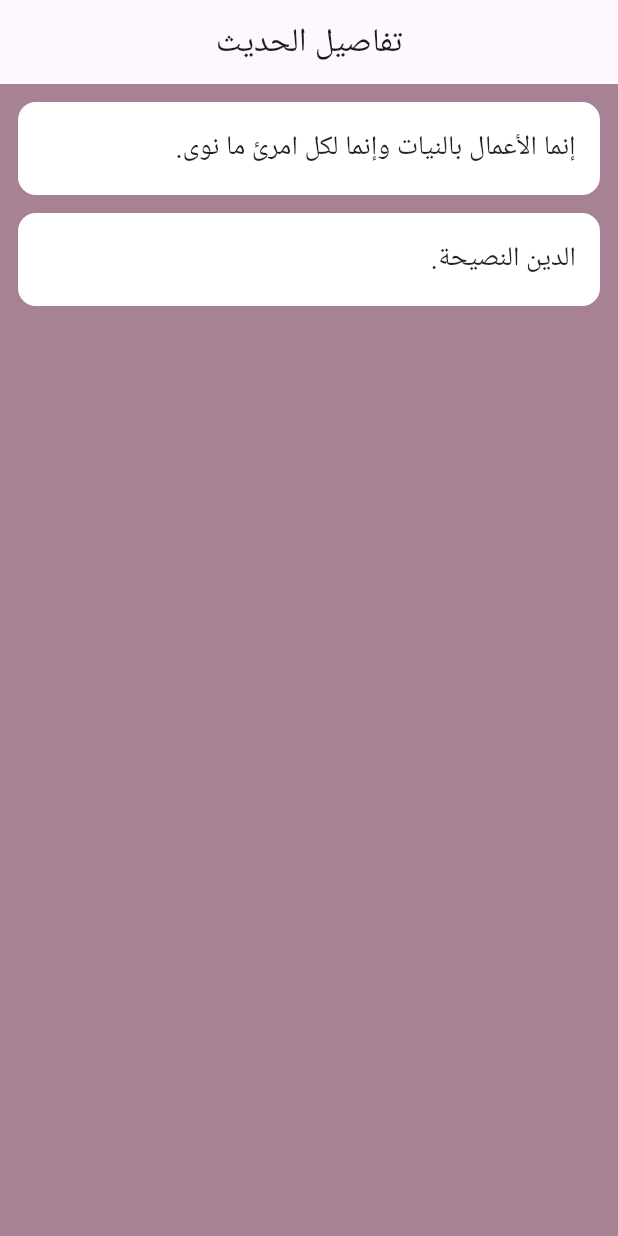
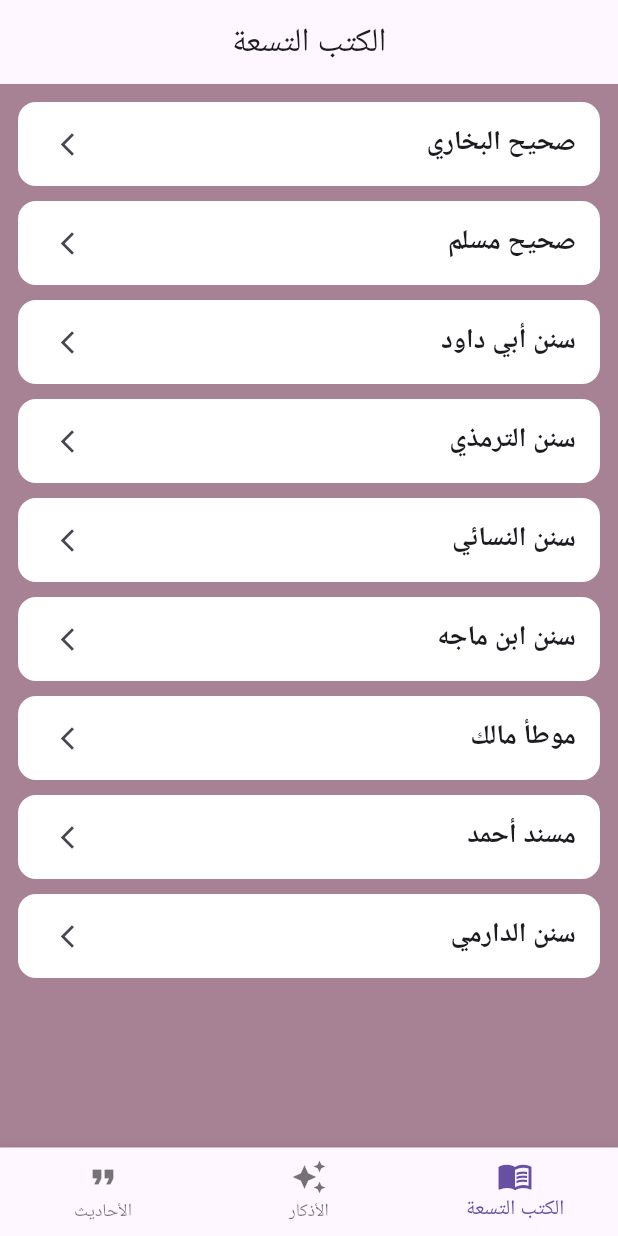
Before and after one commit to zdgcbsetima000-lang/mmmm, a Flutter app: the screen it shows after launch, on a phone screen of 412 x 824 dp. Run offline on Flutter 3.47's test engine with Material 3 defaults, Android fonts, the phone set to English and light mode, and no system bars.

Commit message:
Refactor app title and main screen structure

```diff
--- a/lib/main.dart
+++ b/lib/main.dart
@@ -11,8 +11,7 @@ class MyApp extends StatelessWidget {
   Widget build(BuildContext context) {
     return MaterialApp(
       debugShowCheckedModeBanner: false,
-      title: 'Hadith App',
-      // ضبط اتجاه النص ليصبح من اليمين إلى اليسار للغة العربية
+      title: 'تطبيق الحديث والأذكار',
       builder: (context, child) {
         return Directionality(
           textDirection: TextDirection.rtl,
@@ -23,52 +22,112 @@ class MyApp extends StatelessWidget {
         primarySwatch: Colors.green,
         scaffoldBackgroundColor: const Color(0xFFA78295),
       ),
-      home: const HadithDetailReaderScreen(),
+      home: const MainHomeScreen(),
     );
   }
 }
 
-class HadithDetailReaderScreen extends StatefulWidget {
-  const HadithDetailReaderScreen({super.key});
+class MainHomeScreen extends StatefulWidget {
+  const MainHomeScreen({super.key});
 
   @override
-  State<HadithDetailReaderScreen> createState() => _HadithDetailReaderScreenState();
+  State<MainHomeScreen> createState() => _MainHomeScreenState();
 }
 
-class _HadithDetailReaderScreenState extends State<HadithDetailReaderScreen> {
+class _MainHomeScreenState extends State<MainHomeScreen> {
+  int _selectedIndex = 0;
+
+  // الكتب التسعة
+  final List<String> books = [
+    'صحيح البخاري',
+    'صحيح مسلم',
+    'سنن أبي داود',
+    'سنن الترمذي',
+    'سنن النسائي',
+    'سنن ابن ماجه',
+    'موطأ مالك',
+    'مسند أحمد',
+    'سنن الدارمي',
+  ];
+
+  // الأذكار
+  final List<String> azkar = [
+    'أذكار الصباح',
+    'أذكار المساء',
+    'أذكار النوم',
+    'أذكار الاستيقاظ',
+    'أذكار الصلاة',
+  ];
+
+  // الأحاديث المختارة
   final List<String> hadiths = [
     'إنما الأعمال بالنيات وإنما لكل امرئ ما نوى.',
     'الدين النصيحة.',
+    'من حسن إسلام المرء تركه ما لا يعنيه.',
+    'لا يؤمن أحدكم حتى يحب لأخيه ما يحب لنفسه.',
   ];
 
   @override
   Widget build(BuildContext context) {
+    List<String> currentList;
+    String currentTitle;
+
+    if (_selectedIndex == 0) {
+      currentList = books;
+      currentTitle = 'الكتب التسعة';
+    } else if (_selectedIndex == 1) {
+      currentList = azkar;
+      currentTitle = 'الأذكار';
+    } else {
+      currentList = hadiths;
+      currentTitle = 'الأحاديث';
+    }
+
     return Scaffold(
       appBar: AppBar(
-        title: const Text('تفاصيل الحديث'),
+        title: Text(currentTitle),
         centerTitle: true,
       ),
-      body: Padding(
+      body: ListView.builder(
         padding: const EdgeInsets.all(12.0),
-        child: ListView.builder(
-          itemCount: hadiths.length,
+        itemCount: currentList.length,
         itemBuilder: (context, index) => Container(
-            margin: const EdgeInsets.only(bottom: 12.0),
-            padding: const EdgeInsets.all(16.0),
+          margin: const EdgeInsets.only(bottom: 10.0),
           decoration: BoxDecoration(
             color: Colors.white,
             borderRadius: BorderRadius.circular(12),
           ),
-            child: Text(
-              hadiths[index],
-              style: const TextStyle(
-                fontSize: 18,
-                height: 1.6,
-                color: Colors.black87,
+          child: ListTile(
+            title: Text(
+              currentList[index],
+              style: const TextStyle(fontSize: 18, fontWeight: FontWeight.bold),
+            ),
+            trailing: const Icon(Icons.arrow_forward_ios, size: 18),
+            onTap: () {},
           ),
         ),
       ),
+      bottomNavigationBar: BottomNavigationBar(
+        currentIndex: _selectedIndex,
+        onTap: (index) {
+          setState(() {
+            _selectedIndex = index;
+          });
+        },
+        items: const [
+          BottomNavigationBarItem(
+            icon: Icon(Icons.menu_book),
+            label: 'الكتب التسعة',
           ),
+          BottomNavigationBarItem(
+            icon: Icon(Icons.auto_awesome),
+            label: 'الأذكار',
+          ),
+          BottomNavigationBarItem(
+            icon: Icon(Icons.format_quote),
+            label: 'الأحاديث',
+          ),
+        ],
       ),
     );
   }
```
Lines whose indentation alone changed are shown as unchanged.
